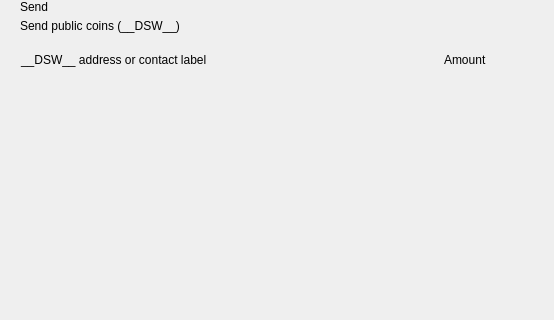
First picture: the form in src/qt/pivx/forms/send.ui, repository decenomy/DSW, before the edit; both pictures show x 0 to 554 and y 0 to 320 of the 893 by 700 pixel window.
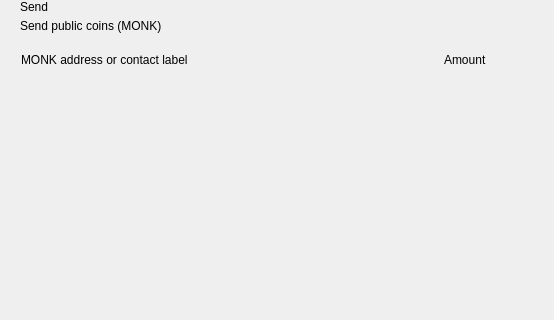
Second picture: the form after the edit. Custom widgets are drawn as their Qt base class.

Commit message: Replace standard coin unit __DSW__ by MONK

What changed in the file:
```diff
--- a/src/qt/pivx/forms/send.ui
+++ b/src/qt/pivx/forms/send.ui
@@ -81,7 +81,7 @@
             <item>
              <widget class="QLabel" name="labelSubtitle1">
               <property name="text">
-               <string>Send public coins (__DSW__)</string>
+               <string>Send public coins (MONK)</string>
               </property>
              </widget>
             </item>
@@ -141,7 +141,7 @@
              <string notr="true">margin-left:8px;</string>
             </property>
             <property name="text">
-             <string>__DSW__ address or contact label</string>
+             <string>MONK address or contact label</string>
             </property>
            </widget>
           </item>
```
The commit also changes 9 other files.
